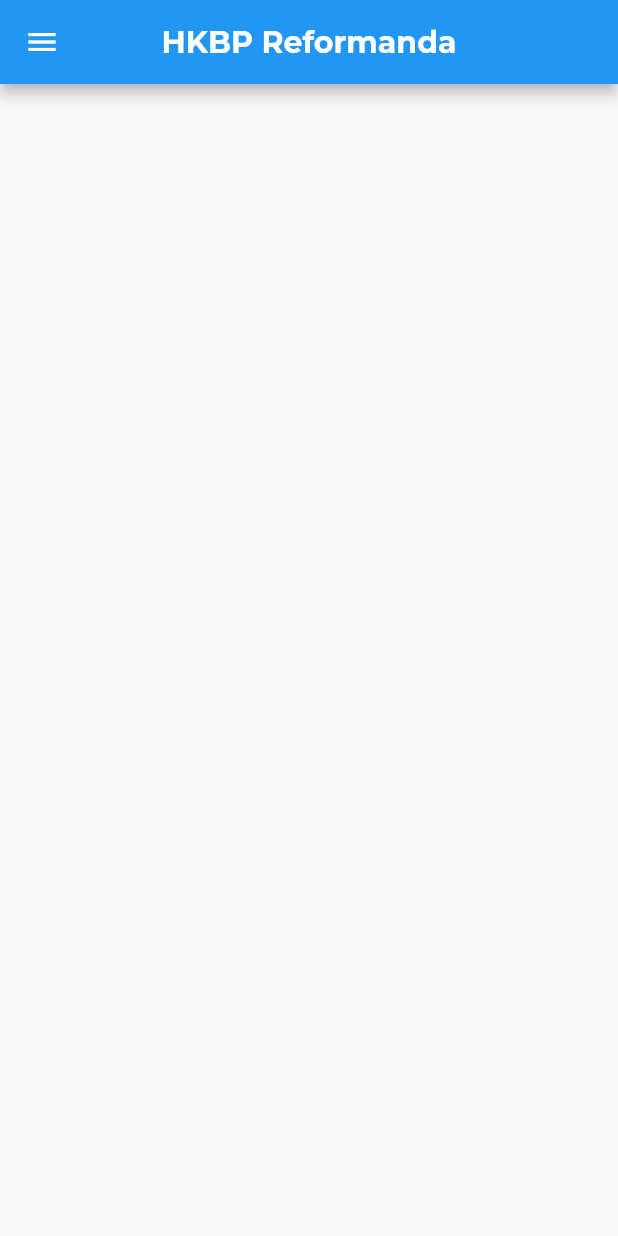
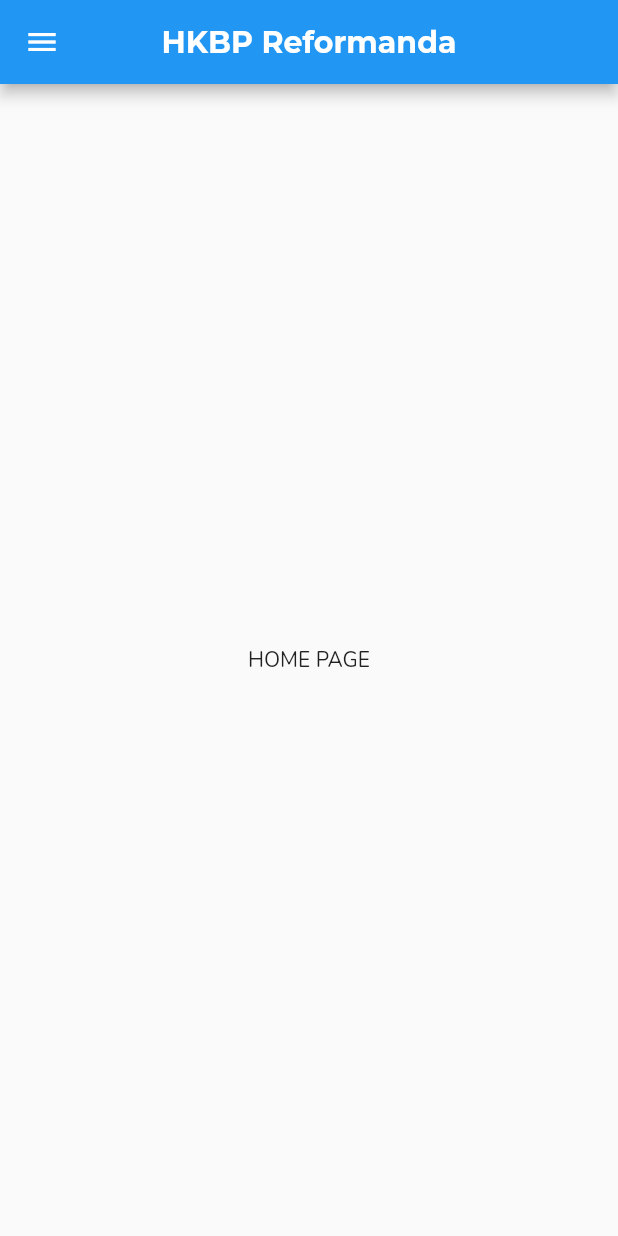
Before and after one commit to gideongurning31/flutter-noob, a Flutter app: the screen it shows after launch, on a phone screen of 412 x 824 dp. Run offline on Flutter 3.47's test engine with Material 2 defaults, Android fonts, the phone set to English and light mode, and no system bars; our stand-ins replace flutter_svg.

```diff
--- /dev/null
+++ b/lib/app/App.dart
@@ -0,0 +1,16 @@
+import 'package:flutter/material.dart';
+import 'MenuDrawer.dart';
+import 'menu/Home.dart';
+
+class App extends StatelessWidget {
+  final String appTitle = 'HKBP Reformanda';
+
+  @override
+  Widget build(BuildContext context) {
+    return Scaffold(
+      appBar: AppBar(title: Text(this.appTitle), centerTitle: true, backgroundColor: Colors.blueAccent[500]),
+      drawer: MenuDrawer(),
+      body: Home(),
+    );
+  }
+}
--- /dev/null
+++ b/lib/app/menu/Home.dart
@@ -0,0 +1,8 @@
+import 'package:flutter/material.dart';
+
+class Home extends StatelessWidget {
+  @override
+  Widget build(BuildContext context) {
+    return Center(child: Text('HOME PAGE'));
+  }
+}
--- a/lib/home/Home.dart
+++ /dev/null
@@ -1,22 +0,0 @@
-import 'package:flutter/material.dart';
-import 'MenuDrawer.dart';
-import '../model/MenuTileModel.dart';
-
-class Home extends StatelessWidget {
-  final String appTitle = 'HKBP Reformanda';
-  final List<MenuTileModel> menuList = [
-    MenuTileModel('Kegiatan', Icons.av_timer, () => {}),
-    MenuTileModel('Kategorial', Icons.accessibility, () => {}),
-    MenuTileModel('Renungan', Icons.book, () => {}),
-    MenuTileModel('Warta', Icons.title, () => {}),
-    MenuTileModel('Pengaturan', Icons.settings, () => {})
-  ];
-
-  @override
-  Widget build(BuildContext context) {
-    return Scaffold(
-      appBar: AppBar(title: Text(this.appTitle), centerTitle: true, backgroundColor: Colors.blueAccent[500]),
-      drawer: MenuDrawer(),
-    );
-  }
-}
--- a/lib/main.dart
+++ b/lib/main.dart
@@ -1,5 +1,5 @@
 import 'package:flutter/material.dart';
-import 'home/Home.dart';
+import 'app/App.dart';
 
 final String appTitle = 'HKBP Reformanda';
 final String nunitoFont = 'Nunito';
@@ -7,7 +7,7 @@ final String montserratFont = 'Montserrat';
 
 void main() => runApp(MaterialApp(
     title: appTitle,
-    home: Home(),
+    home: App(),
     theme: ThemeData(
       fontFamily: nunitoFont,
       appBarTheme: AppBarTheme(
--- a/lib/model/MenuTileModel.dart
+++ b/lib/model/MenuTileModel.dart
@@ -5,5 +5,5 @@ class MenuTileModel {
   final String text;
   final Function onTap;
 
-  MenuTileModel(this.text, this.icon, this.onTap);
+  MenuTileModel({@required this.text, @required this.icon, this.onTap});
 }
```
Also changed, not shown: lib/app/MenuDrawer.dart (renamed from lib/home/MenuDrawer.dart, +5 -5 lines), lib/app/MenuTile.dart (renamed from lib/home/MenuTile.dart), lib/app/menu/Kategorial.dart (added), lib/app/menu/Kegiatan.dart (added), lib/app/menu/Pengaturan.dart (added), lib/app/menu/Renungan.dart (added), lib/app/menu/Warta.dart (added).
